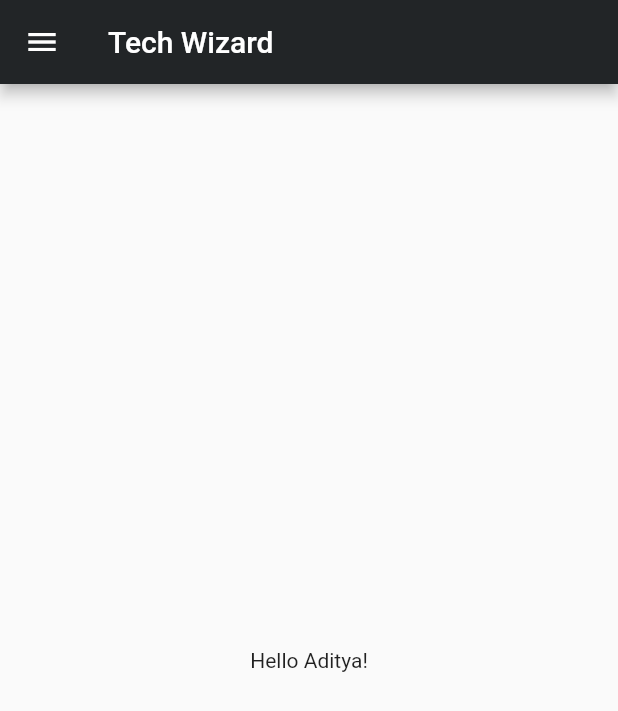
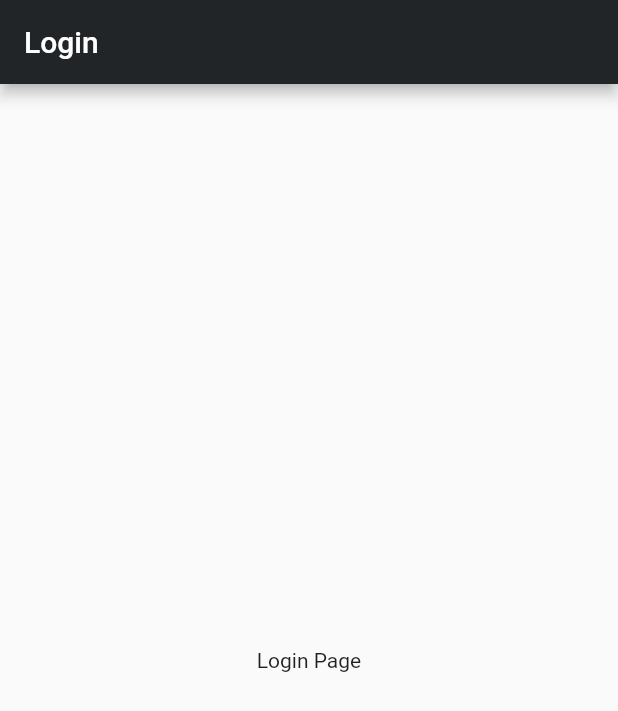
Before and after one commit to Adiz25/Tech-Wizard, a Flutter app: the screen it shows after launch, on a phone screen of 412 x 824 dp. Shown: the top 711 px of the screen. Run offline on Flutter 3.47's test engine with Material 2 defaults, Android fonts, the phone set to English and light mode, and no system bars.

Commit message:
Day3 Completed

```diff
--- a/lib/main.dart
+++ b/lib/main.dart
@@ -1,5 +1,6 @@
 import 'package:flutter/material.dart';
-import 'home.dart';
+import 'package:wayne/screen/login.dart';
+import 'screen/home.dart';
 
 void main() {
   runApp(const MyApp());
@@ -11,7 +12,12 @@ class MyApp extends StatelessWidget {
   @override
   Widget build(BuildContext context) {
     return MaterialApp(
-      home: HomePage(),
+      initialRoute: "/LoginPage",
+      routes: {
+        "/": (context) => LoginPage(),
+        "/home": (context) => HomePage(),
+        "/login": (context) => LoginPage(),
+      },
     );
   }
 }
--- /dev/null
+++ b/lib/screen/login.dart
@@ -0,0 +1,20 @@
+import 'package:flutter/material.dart';
+
+class LoginPage extends StatelessWidget {
+  const LoginPage({super.key});
+
+  @override
+  Widget build(BuildContext context) {
+    return Scaffold(
+      appBar: AppBar(
+        title: Text("Login"),
+        backgroundColor: Color(0xff222527),
+      ),
+      body: Center(
+        child: Container(
+          child: Text("Login Page"),
+        ),
+      ),
+    );
+  }
+}
```
Also changed, not shown: lib/screen/home.dart (renamed from lib/home.dart).
